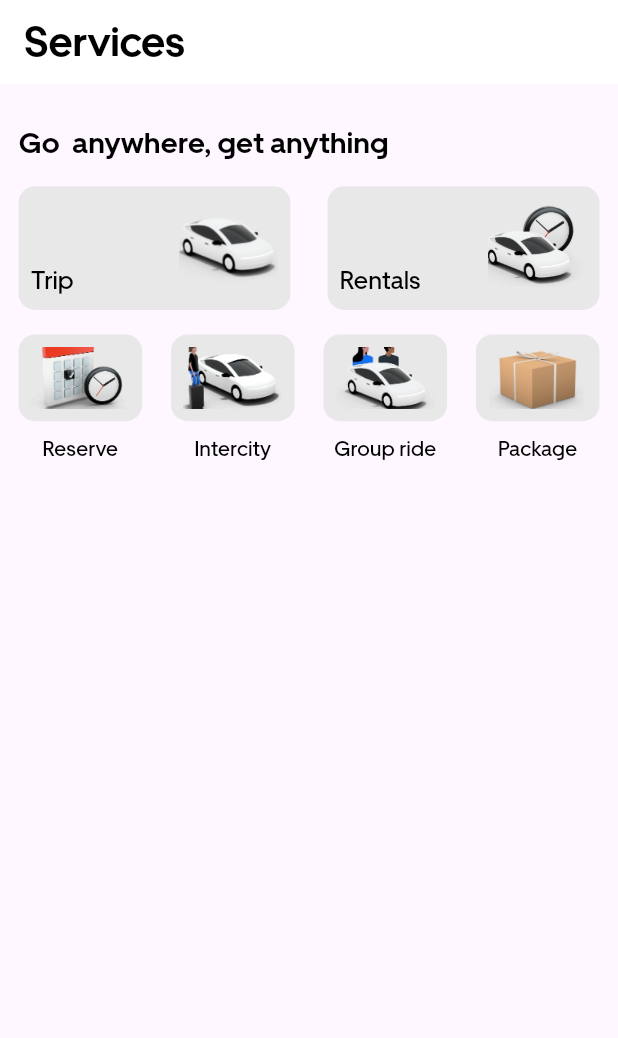
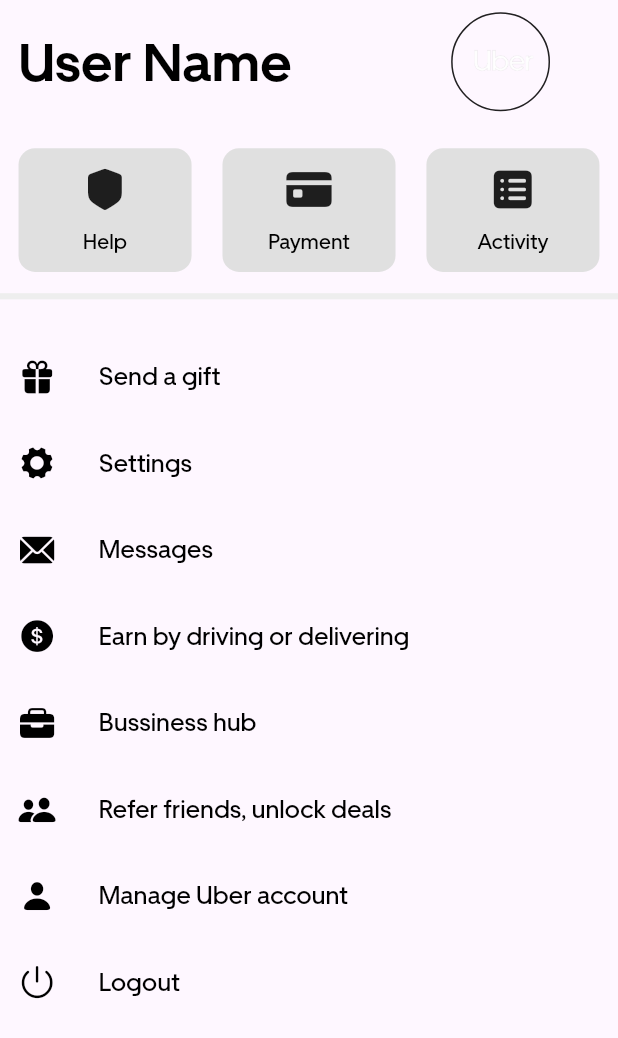
Before and after one commit to thanhnt612/uber_flutter, a Flutter app: the screen it shows after launch, on a phone screen of 412 x 824 dp. Shown: the top 1038 px of the screen. Run offline on Flutter 3.47's test engine with Material 3 defaults, Android fonts, the phone set to English and light mode, and no system bars; our stand-ins replace firebase_auth, firebase_database, firebase_storage, image_picker, just_audio, persistent_bottom_nav_bar_v2 and 1 more; accounts and stored records are empty.

Commit message:
setup layout for account and activity screen

```diff
--- a/lib/main.dart
+++ b/lib/main.dart
@@ -1,5 +1,7 @@
 import 'package:flutter/material.dart';
 import 'package:uber/constant/utils/colors.dart';
+import 'package:uber/rider/view/account/accountScreenRider.dart';
+import 'package:uber/rider/view/activity/activityScreen.dart';
 import 'package:uber/rider/view/homeScreen/riderHomeScreen.dart';
 import 'package:sizer/sizer.dart';
 import 'package:uber/rider/view/serviceScreen/serviceScreen.dart';
@@ -24,7 +26,7 @@
           debugShowCheckedModeBanner: false,
           theme:
               ThemeData(appBarTheme: AppBarTheme(color: white, elevation: 0)),
-          home: const ServiceScreenRider(),
+          home: const accountScreenRider(),
         );
       },
     );
--- /dev/null
+++ b/lib/rider/view/account/accountScreenRider.dart
@@ -0,0 +1,166 @@
+import 'package:flutter/cupertino.dart';
+import 'package:flutter/material.dart';
+import 'package:sizer/sizer.dart';
+import 'package:uber/constant/utils/colors.dart';
+import 'package:uber/constant/utils/textStyles.dart';
+
+class accountScreenRider extends StatefulWidget {
+  const accountScreenRider({super.key});
+
+  @override
+  State<accountScreenRider> createState() => _accountScreenRiderState();
+}
+
+class _accountScreenRiderState extends State<accountScreenRider> {
+  List accountTopButtons = [
+    [CupertinoIcons.shield_fill, 'Help'],
+    [CupertinoIcons.creditcard_fill, 'Payment'],
+    [CupertinoIcons.square_list_fill, 'Activity'],
+  ];
+  List accountButtons = [
+    [
+      CupertinoIcons.gift_fill,
+      'Send a gift',
+    ],
+    [
+      CupertinoIcons.gear_alt_fill,
+      'Settings',
+    ],
+    [
+      CupertinoIcons.envelope_fill,
+      'Messages',
+    ],
+    [
+      CupertinoIcons.money_dollar_circle_fill,
+      'Earn by driving or delivering',
+    ],
+    [
+      CupertinoIcons.briefcase_fill,
+      'Bussiness hub',
+    ],
+    [
+      CupertinoIcons.person_2_fill,
+      'Refer friends, unlock deals',
+    ],
+    [
+      CupertinoIcons.person_fill,
+      'Manage Uber account',
+    ],
+    [
+      CupertinoIcons.power,
+      'Logout',
+    ],
+  ];
+  @override
+  Widget build(BuildContext context) {
+    return SafeArea(
+        child: Scaffold(
+      body: Column(
+        children: [
+          //Top Row
+          ListView(
+            shrinkWrap: true,
+            physics: const NeverScrollableScrollPhysics(),
+            padding: EdgeInsets.symmetric(horizontal: 3.w, vertical: 1.h),
+            children: [
+              //Profile Data
+              Row(
+                children: [
+                  SizedBox(
+                    width: 70.w,
+                    child: Text(
+                      'User Name',
+                      style: AppTextStyles.heading26Bold,
+                    ),
+                  ),
+                  Container(
+                    height: 16.w,
+                    width: 16.w,
+                    decoration: BoxDecoration(
+                      shape: BoxShape.circle,
+                      border: Border.all(
+                        color: black87,
+                      ),
+                      image: DecorationImage(
+                        image: AssetImage(
+                          'assets/images/uberLogo/uber.png',
+                        ),
+                      ),
+                    ),
+                  ),
+                ],
+              ),
+              SizedBox(height: 3.h),
+              //Top Row Button
+              Row(
+                  mainAxisAlignment: MainAxisAlignment.spaceBetween,
+                  children: accountTopButtons
+                      .map((e) => Container(
+                            height: 10.h,
+                            width: 28.w,
+                            decoration: BoxDecoration(
+                              color: greyShade3,
+                              borderRadius: BorderRadius.circular(
+                                8.sp,
+                              ),
+                            ),
+                            child: Column(
+                              mainAxisAlignment: MainAxisAlignment.center,
+                              crossAxisAlignment: CrossAxisAlignment.center,
+                              children: [
+                                Icon(
+                                  e[0],
+                                  size: 4.h,
+                                  color: black87,
+                                ),
+                                SizedBox(
+                                  height: 1.h,
+                                ),
+                                Text(
+                                  e[1],
+                                  style: AppTextStyles.small10,
+                                )
+                              ],
+                            ),
+                          ))
+                      .toList())
+            ],
+          ),
+          Divider(
+            color: greyShade2,
+            thickness: 0.5.h,
+          ),
+          SizedBox(
+            height: 2.h,
+          ),
+          ListView.builder(
+              padding: EdgeInsets.symmetric(horizontal: 3.w),
+              shrinkWrap: true,
+              physics: const NeverScrollableScrollPhysics(),
+              itemCount: accountButtons.length,
+              itemBuilder: (context, index) {
+                return Container(
+                  padding: EdgeInsets.symmetric(vertical: 2.h),
+                  child: Row(
+                    children: [
+                      Icon(
+                        accountButtons[index][0],
+                        color: black,
+                        size: 3.h,
+                      ),
+                      SizedBox(
+                        width: 7.w,
+                      ),
+                      Text(
+                        accountButtons[index][1],
+                        style: AppTextStyles.small12,
+                      )
+                    ],
+                  ),
+                );
+              })
+        ],
+      ),
+    ));
+  }
+}
```
Also changed, not shown: lib/rider/view/activity/activityScreen.dart (added, +88 -0 lines).
